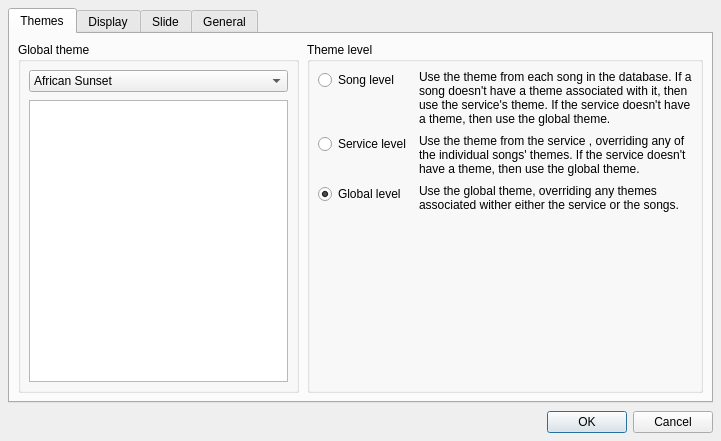
Before: the Qt Designer form openlp/resources/forms/settings.ui in zonArt/openlp, drawn with Qt 5.
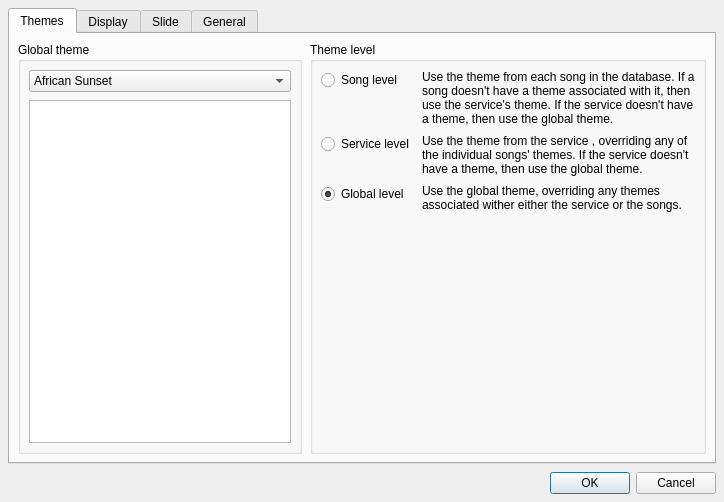
After: the same form once the commit is applied. Icons and pictures are not drawn.

Commit message: Added the start to a song plugin, and a bare (for now) SettingsTab class.

Patch:
```diff
--- a/openlp/resources/forms/settings.ui
+++ b/openlp/resources/forms/settings.ui
@@ -5,8 +5,8 @@
    <rect>
     <x>0</x>
     <y>0</y>
-    <width>721</width>
-    <height>441</height>
+    <width>724</width>
+    <height>502</height>
    </rect>
   </property>
   <property name="windowTitle" >
@@ -963,32 +963,16 @@
     </widget>
    </item>
    <item>
-    <widget class="QWidget" native="1" name="ButtonsBar" >
-     <layout class="QHBoxLayout" name="ButtonsLayout" >
-      <property name="spacing" >
-       <number>0</number>
-      </property>
-      <property name="margin" >
-       <number>0</number>
-      </property>
-      <item>
-       <spacer name="ButtonsSpacer" >
-        <property name="orientation" >
-         <enum>Qt::Horizontal</enum>
-        </property>
-        <property name="sizeHint" stdset="0" >
-         <size>
-          <width>40</width>
-          <height>20</height>
-         </size>
-        </property>
-       </spacer>
-      </item>
-      <item>
        <widget class="QDialogButtonBox" name="ButtonsBox" >
+     <property name="sizePolicy" >
+      <sizepolicy vsizetype="Minimum" hsizetype="Expanding" >
+       <horstretch>0</horstretch>
+       <verstretch>0</verstretch>
+      </sizepolicy>
+     </property>
         <property name="maximumSize" >
          <size>
-          <width>341</width>
+       <width>16777215</width>
           <height>16777215</height>
          </size>
         </property>
@@ -998,9 +982,6 @@
         <property name="standardButtons" >
          <set>QDialogButtonBox::Cancel|QDialogButtonBox::Ok</set>
         </property>
-       </widget>
-      </item>
-     </layout>
     </widget>
    </item>
   </layout>
```
Lines whose indentation alone changed are shown as unchanged. The commit also changes 6 other files.
